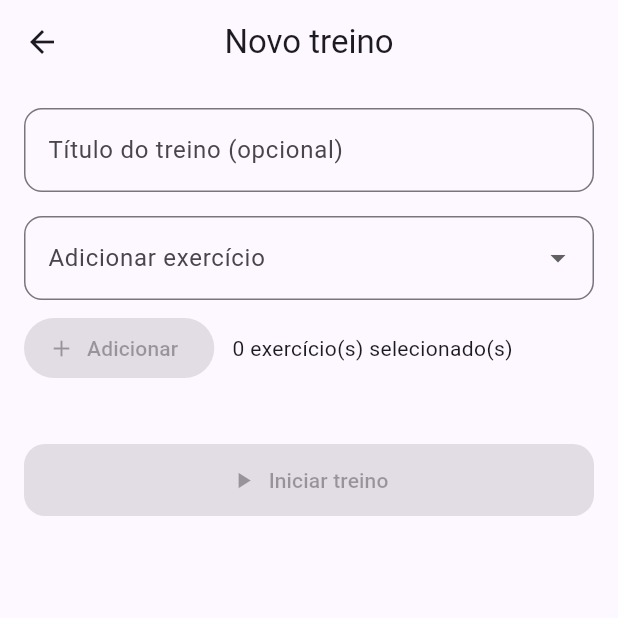
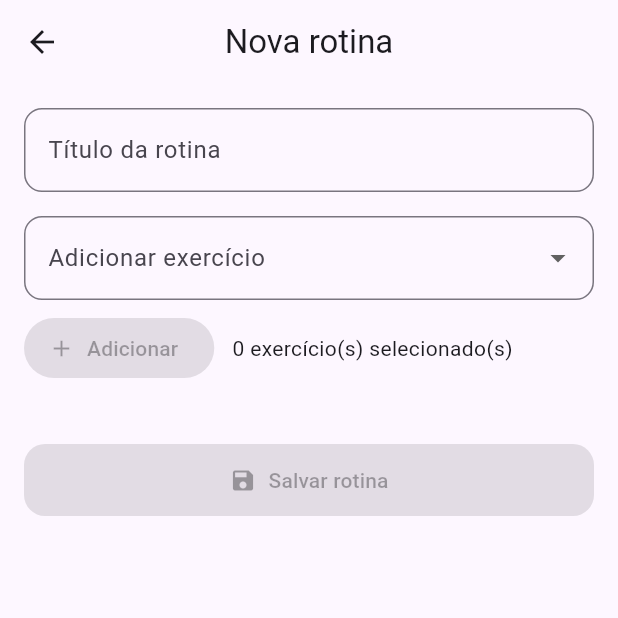
Before and after one commit to josevilanir/gym_tracker, a Flutter app: the WorkoutEditorPage screen opened directly, on a phone screen of 412 x 824 dp, the top half of it. Run offline on Flutter 3.47's test engine with Material 3 defaults, Android fonts, the phone set to English and light mode, and no system bars; our stand-ins replace drift, drift_sqflite, flutter_riverpod, go_router; accounts and stored records are empty; generated files the repository leaves out were written again.

Commit message:
refactor(editor): alterar fluxo do editor de rotina - Editor agora apenas salva a rotina como template - Removida lógica de iniciar treino automaticamente após salvar - Retorna para a página 'Hoje' após salvar rotina

```diff
--- a/lib/features/workout/pages/workout_editor_page.dart
+++ b/lib/features/workout/pages/workout_editor_page.dart
@@ -12,7 +12,6 @@ class WorkoutEditorPage extends ConsumerStatefulWidget {
 }
 
 class _WorkoutEditorPageState extends ConsumerState<WorkoutEditorPage> {
-  String? _workoutId;
   final _titleCtrl = TextEditingController();
   Exercise? _selectedExercise;
   final List<Exercise> _selectedList = [];
@@ -28,7 +27,7 @@ class _WorkoutEditorPageState extends ConsumerState<WorkoutEditorPage> {
     final repo = ref.watch(workoutRepoProvider);
 
     return Scaffold(
-      appBar: AppBar(title: const Text('Novo treino')),
+      appBar: AppBar(title: const Text('Nova rotina')),
       body: FutureBuilder<List<Exercise>>(
         future: repo.allExercises(),
         builder: (context, snapshot) {
@@ -40,24 +39,28 @@ class _WorkoutEditorPageState extends ConsumerState<WorkoutEditorPage> {
                 TextField(
                   controller: _titleCtrl,
                   decoration: const InputDecoration(
-                    labelText: 'Título do treino (opcional)',
+                    labelText: 'Título da rotina',
                   ),
                 ),
                 const SizedBox(height: 16),
                 DropdownButtonFormField<Exercise>(
                   value: _selectedExercise,
                   decoration: const InputDecoration(labelText: 'Adicionar exercício'),
-                  items: all.map((e) => DropdownMenuItem(
+                  items: all
+                      .map((e) => DropdownMenuItem(
                             value: e,
                             child: Text(e.name),
-                  )).toList(),
+                          ))
+                      .toList(),
                   onChanged: (v) => setState(() => _selectedExercise = v),
                 ),
                 const SizedBox(height: 8),
                 Row(
                   children: [
                     ElevatedButton.icon(
-                      onPressed: _selectedExercise == null ? null : () {
+                      onPressed: _selectedExercise == null
+                          ? null
+                          : () {
                               setState(() {
                                 _selectedList.add(_selectedExercise!);
                                 _selectedExercise = null;
@@ -73,36 +76,39 @@ class _WorkoutEditorPageState extends ConsumerState<WorkoutEditorPage> {
                 const SizedBox(height: 16),
                 Wrap(
                   spacing: 8,
-                  children: _selectedList.map((e) => Chip(
+                  children: _selectedList
+                      .map(
+                        (e) => Chip(
                           label: Text(e.name),
                           onDeleted: () {
                             setState(() => _selectedList.remove(e));
                           },
-                  )).toList(),
+                        ),
+                      )
+                      .toList(),
                 ),
                 const SizedBox(height: 24),
                 FilledButton.icon(
-                  icon: const Icon(Icons.play_arrow),
-                  label: const Text('Iniciar treino'),
-                  onPressed: _selectedList.isEmpty ? null : () async {
-                    // cria workout
-                    final id = await repo.createWorkout(title: _titleCtrl.text.isEmpty ? null : _titleCtrl.text);
-                    setState(() => _workoutId = id);
-
-                    // adiciona exercícios na ordem
-                    for (var i = 0; i < _selectedList.length; i++) {
-                      await repo.addExerciseToWorkout(
-                        workoutId: id,
-                        exerciseId: _selectedList[i].id,
-                        ord: i,
+                  icon: const Icon(Icons.save),
+                  label: const Text('Salvar rotina'),
+                  onPressed: _selectedList.isEmpty
+                      ? null
+                      : () async {
+                          // salva rotina como template
+                          await repo.saveTemplateFromExercises(
+                            name: _titleCtrl.text.trim().isEmpty
+                                ? 'Rotina sem nome'
+                                : _titleCtrl.text.trim(),
+                            exerciseIdsInOrder:
+                                _selectedList.map((e) => e.id).toList(),
                           );
-                    }
 
                           if (mounted) {
                             ScaffoldMessenger.of(context).showSnackBar(
-                        const SnackBar(content: Text('Treino iniciado! Volte à Home para ver.')),
+                              const SnackBar(
+                                  content: Text('Rotina salva com sucesso')),
                             );
-                      context.pop();
+                            context.goNamed('today'); // volta para Hoje sem treino ativo
                           }
                         },
                 ),
```
Lines whose indentation alone changed are shown as unchanged.
